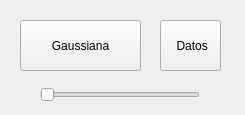
First picture: the form in components/SocialNavigationAgent/src/mainUI.ui, repository carloslobatog/robocomp-shelly, before the edit.
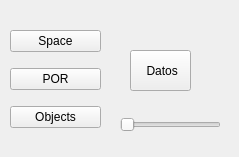
Second picture: the form after the edit.

Commit message: added new class SocialRules

Diff of the .ui file:
```diff
--- a/components/SocialNavigationAgent/src/mainUI.ui
+++ b/components/SocialNavigationAgent/src/mainUI.ui
@@ -6,32 +6,19 @@
    <rect>
     <x>0</x>
     <y>0</y>
-    <width>245</width>
-    <height>115</height>
+    <width>239</width>
+    <height>157</height>
    </rect>
   </property>
   <property name="windowTitle">
    <string>navigationComp</string>
   </property>
-  <widget class="QPushButton" name="gaussiana">
-   <property name="geometry">
-    <rect>
-     <x>20</x>
-     <y>20</y>
-     <width>121</width>
-     <height>51</height>
-    </rect>
-   </property>
-   <property name="text">
-    <string>Gaussiana</string>
-   </property>
-  </widget>
   <widget class="QSlider" name="proximidad">
    <property name="geometry">
     <rect>
-     <x>40</x>
-     <y>80</y>
-     <width>160</width>
+     <x>120</x>
+     <y>110</y>
+     <width>101</width>
      <height>29</height>
     </rect>
    </property>
@@ -39,13 +26,57 @@
     <enum>Qt::Horizontal</enum>
    </property>
   </widget>
+  <widget class="QWidget" name="layoutWidget">
+   <property name="geometry">
+    <rect>
+     <x>350</x>
+     <y>200</y>
+     <width>61</width>
+     <height>36</height>
+    </rect>
+   </property>
+   <layout class="QHBoxLayout" name="horizontalLayout"/>
+  </widget>
+  <widget class="QWidget" name="gridLayoutWidget">
+   <property name="geometry">
+    <rect>
+     <x>10</x>
+     <y>20</y>
+     <width>91</width>
+     <height>121</height>
+    </rect>
+   </property>
+   <layout class="QGridLayout" name="gridLayout">
+    <item row="3" column="0">
+     <widget class="QPushButton" name="por">
+      <property name="text">
+       <string>POR</string>
+      </property>
+     </widget>
+    </item>
+    <item row="0" column="0">
+     <widget class="QPushButton" name="gaussiana">
+      <property name="text">
+       <string>Space</string>
+      </property>
+     </widget>
+    </item>
+    <item row="4" column="0">
+     <widget class="QPushButton" name="objint">
+      <property name="text">
+       <string>Objects</string>
+      </property>
+     </widget>
+    </item>
+   </layout>
+  </widget>
   <widget class="QPushButton" name="datos">
    <property name="geometry">
     <rect>
-     <x>160</x>
-     <y>20</y>
+     <x>130</x>
+     <y>50</y>
      <width>61</width>
-     <height>51</height>
+     <height>41</height>
     </rect>
    </property>
    <property name="text">
```
The commit also changes 7 other files.
